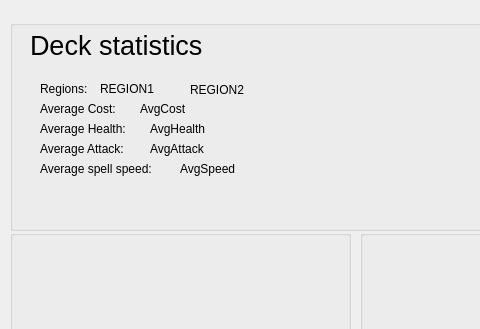
Qt form deckwindow.ui (marcinwozniak0/BakcylProgramowania_2020) before a commit; both pictures show x 0 to 480 and y 0 to 329 of the 887 by 527 pixel window.
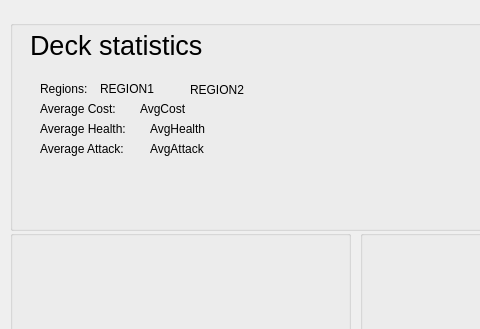
The same form after that commit.

Commit message:
Added working Average health, cost, attack. Removed average Spell Speed
Average spell speed made no sense if that was a string.
Also fixed some minor spelling errors.

Patch:
```diff
--- a/deckwindow.ui
+++ b/deckwindow.ui
@@ -150,32 +150,6 @@
      <string>AvgHealth</string>
     </property>
    </widget>
-   <widget class="QLabel" name="SpellSpeed_T">
-    <property name="geometry">
-     <rect>
-      <x>30</x>
-      <y>140</y>
-      <width>141</width>
-      <height>18</height>
-     </rect>
-    </property>
-    <property name="text">
-     <string>Average spell speed:</string>
-    </property>
-   </widget>
-   <widget class="QLabel" name="SpellSpeed">
-    <property name="geometry">
-     <rect>
-      <x>170</x>
-      <y>140</y>
-      <width>71</width>
-      <height>18</height>
-     </rect>
-    </property>
-    <property name="text">
-     <string>AvgSpeed</string>
-    </property>
-   </widget>
    <widget class="QLabel" name="Attack_T">
     <property name="geometry">
      <rect>
```
The commit also changes 3 other files.
